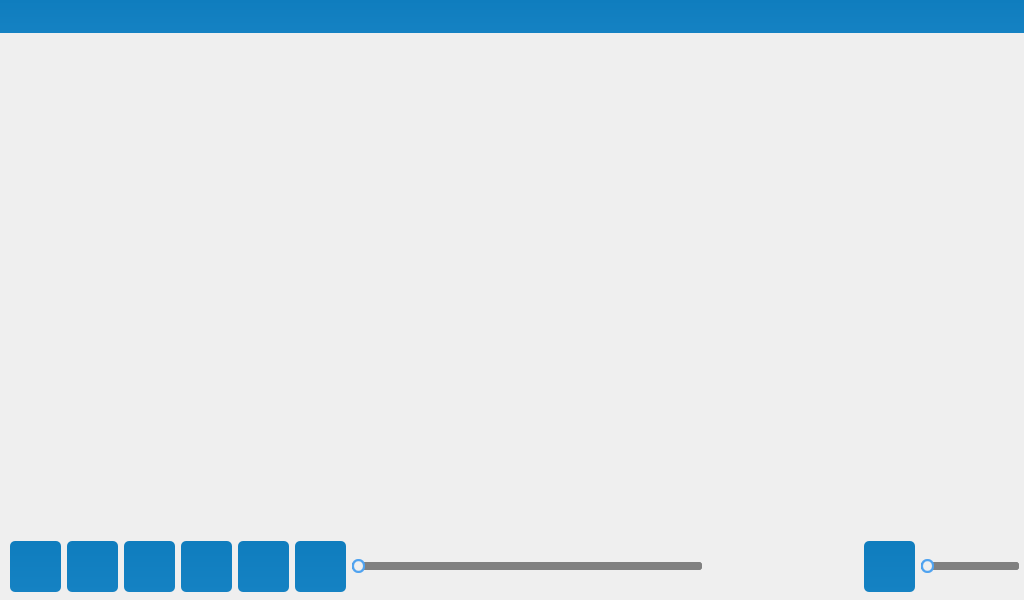
Above: video_player.ui from jjzhang166/DvrUI before the change. Below: the same form after it.
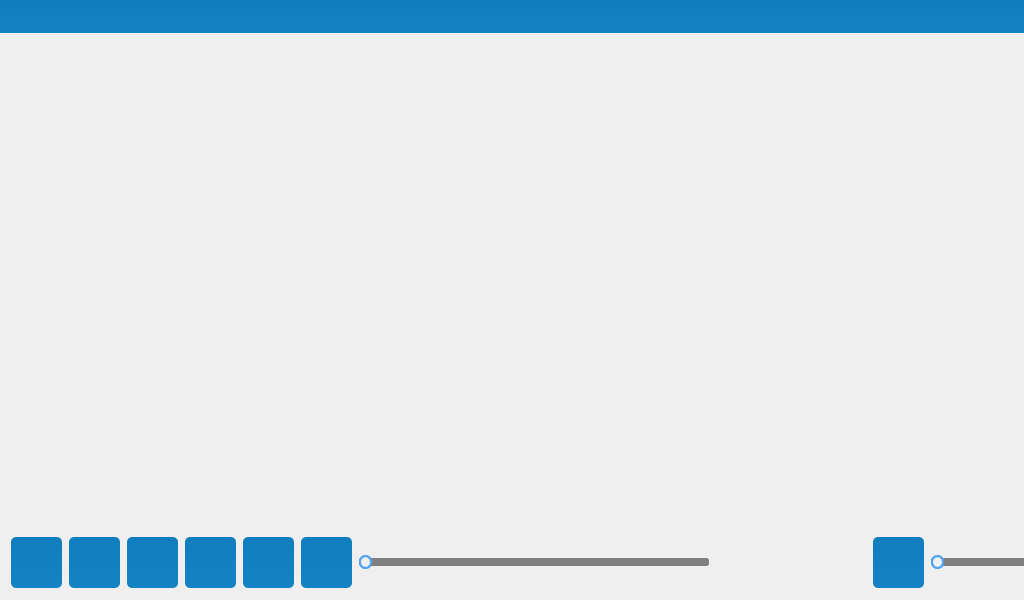
That is the form after the change. Icons and pictures are not drawn.

Diff of the .ui file:
```diff
--- a/video_player.ui
+++ b/video_player.ui
@@ -313,12 +313,24 @@
    <property name="geometry">
     <rect>
      <x>10</x>
-     <y>540</y>
-     <width>1011</width>
-     <height>53</height>
+     <y>530</y>
+     <width>1024</width>
+     <height>65</height>
     </rect>
    </property>
-   <layout class="QGridLayout" name="gridLayout" columnstretch="1,1,1,1,1,1,4,1,1,1">
+   <property name="minimumSize">
+    <size>
+     <width>1024</width>
+     <height>65</height>
+    </size>
+   </property>
+   <property name="maximumSize">
+    <size>
+     <width>1024</width>
+     <height>65</height>
+    </size>
+   </property>
+   <layout class="QGridLayout" name="gridLayout">
     <item row="0" column="0">
      <widget class="QPushButton" name="preMovieButton">
       <property name="minimumSize">
```
Left out of the diff: 22 changed lines with no effect on the pictures.
